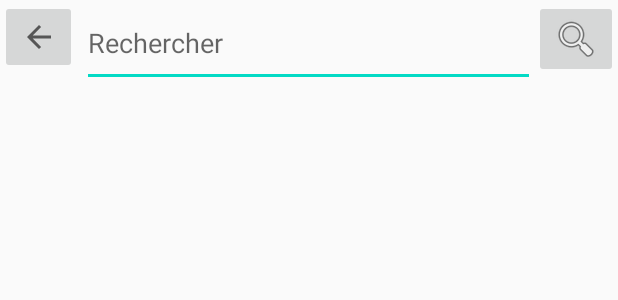
After one commit to SefkanTas/Sonofy, an Android app: the layout activity_search.xml on its own in the app's theme, with its tools: preview values and no code run, on a phone screen of 412 x 824 dp. The commit adds this screen. Shown: the top 300 px of the screen. Run offline under Robolectric (Android 15) with nearby library versions, the phone set to English and light mode, and no system bars.

Commit message:
SearchActivity added but not working yet

```diff
--- a/app/src/main/AndroidManifest.xml
+++ b/app/src/main/AndroidManifest.xml
@@ -1,7 +1,9 @@
 <?xml version="1.0" encoding="utf-8"?>
 <manifest xmlns:android="http://schemas.android.com/apk/res/android"
     package="github.com.kazetavi.sonofy">
+
     <uses-permission android:name="android.permission.INTERNET" />
+
     <application
         android:allowBackup="true"
         android:icon="@mipmap/ic_launcher"
@@ -9,7 +11,8 @@
         android:roundIcon="@mipmap/ic_launcher_round"
         android:supportsRtl="true"
         android:theme="@style/AppTheme">
-        <activity android:name=".ui.addpublication.AddPublicationActivity"></activity>
+        <activity android:name=".ui.search.SearchActivity" />
+        <activity android:name=".ui.addpublication.AddPublicationActivity" />
         <activity android:name=".ui.main.MainActivity">
             <intent-filter>
                 <action android:name="android.intent.action.MAIN" />
--- a/app/src/main/java/github/com/kazetavi/sonofy/data/api/PublicationFirestore.java
+++ b/app/src/main/java/github/com/kazetavi/sonofy/data/api/PublicationFirestore.java
@@ -56,6 +56,12 @@ public class PublicationFirestore {
     }
 
 
+    //SEARCH
+
+    public static Query searchByTitle(String title){
+        return FirebaseFirestore.getInstance().collection(COLLECTION_NAME+"/"+TITRE).whereEqualTo(title, true);
+    }
+
     // UPDATE
 
     public static Task<Void> updateTitre(String uid, String titre) {
--- /dev/null
+++ b/app/src/main/res/layout/activity_search.xml
@@ -0,0 +1,56 @@
+<?xml version="1.0" encoding="utf-8"?>
+<androidx.constraintlayout.widget.ConstraintLayout xmlns:android="http://schemas.android.com/apk/res/android"
+    xmlns:app="http://schemas.android.com/apk/res-auto"
+    xmlns:tools="http://schemas.android.com/tools"
+    android:id="@+id/container"
+    android:layout_width="match_parent"
+    android:layout_height="match_parent"
+    tools:context=".ui.search.SearchActivity">
+
+    <EditText
+        android:id="@+id/search_field"
+        android:layout_width="302dp"
+        android:layout_height="58dp"
+        android:ems="10"
+        android:hint="Rechercher"
+        android:inputType="textPersonName"
+        app:layout_constraintBottom_toBottomOf="parent"
+        app:layout_constraintEnd_toEndOf="parent"
+        app:layout_constraintHorizontal_bias="0.495"
+        app:layout_constraintStart_toStartOf="parent"
+        app:layout_constraintTop_toTopOf="parent"
+        app:layout_constraintVertical_bias="0.0" />
+
+    <ImageButton
+        android:id="@+id/search_button"
+        android:layout_width="wrap_content"
+        android:layout_height="wrap_content"
+        app:layout_constraintBottom_toBottomOf="parent"
+        app:layout_constraintEnd_toEndOf="parent"
+        app:layout_constraintHorizontal_bias="1.0"
+        app:layout_constraintStart_toStartOf="parent"
+        app:layout_constraintTop_toTopOf="parent"
+        app:layout_constraintVertical_bias="0.0"
+        app:srcCompat="@android:drawable/ic_menu_search" />
+
+    <ImageButton
+        android:id="@+id/back_home"
+        android:layout_width="51dp"
+        android:layout_height="49dp"
+        app:layout_constraintBottom_toBottomOf="parent"
+        app:layout_constraintEnd_toEndOf="parent"
+        app:layout_constraintHorizontal_bias="0.0"
+        app:layout_constraintStart_toStartOf="parent"
+        app:layout_constraintTop_toTopOf="parent"
+        app:layout_constraintVertical_bias="0.0"
+        app:srcCompat="?attr/actionModeCloseDrawable" />
+
+    <androidx.recyclerview.widget.RecyclerView
+        android:id="@+id/publication_list"
+        android:layout_width="412dp"
+        android:layout_height="615dp"
+        app:layout_constraintBottom_toBottomOf="parent"
+        app:layout_constraintStart_toStartOf="parent"
+        app:layout_constraintTop_toBottomOf="@+id/search_field"
+        app:layout_constraintVertical_bias="0.978" />
+</androidx.constraintlayout.widget.ConstraintLayout>
```
Also changed, not shown: app/build.gradle (+5 -5 lines), app/src/main/java/github/com/kazetavi/sonofy/ui/main/MainActivity.java (+13 -1 lines), app/src/main/java/github/com/kazetavi/sonofy/ui/search/SearchActivity.java (added, +102 -0 lines), app/src/main/java/github/com/kazetavi/sonofy/ui/search/SearchViewModel.java (added, +45 -0 lines), app/src/main/res/layout/activity_main.xml (+13 -0 lines), gradle/wrapper/gradle-wrapper.properties.
